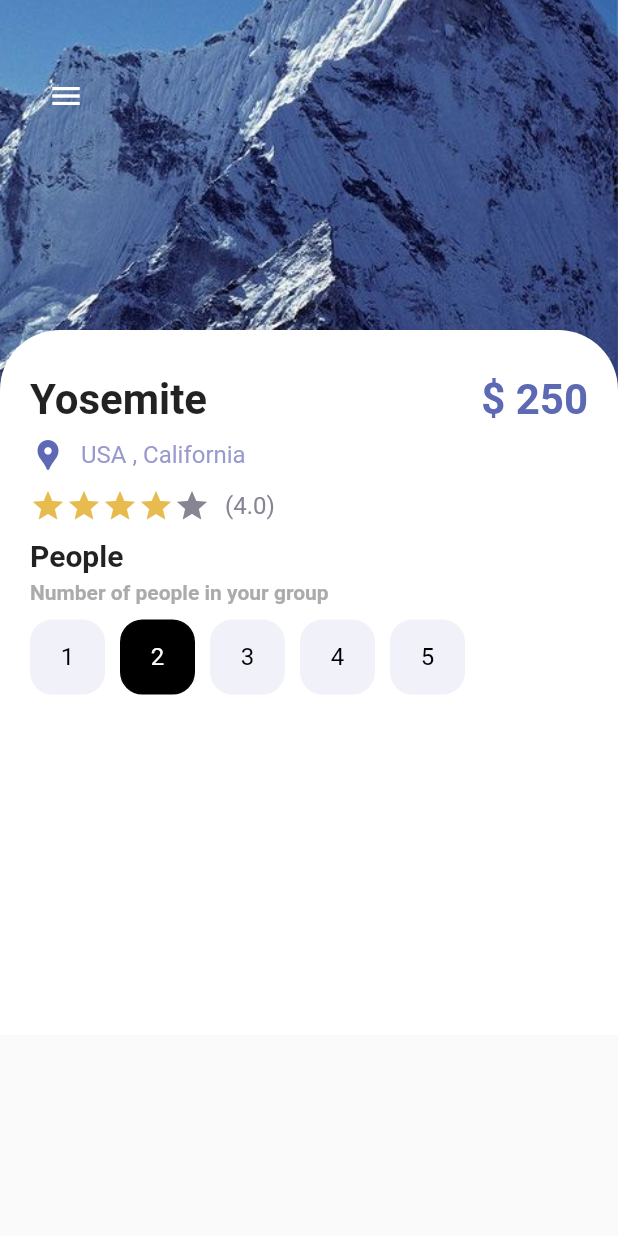
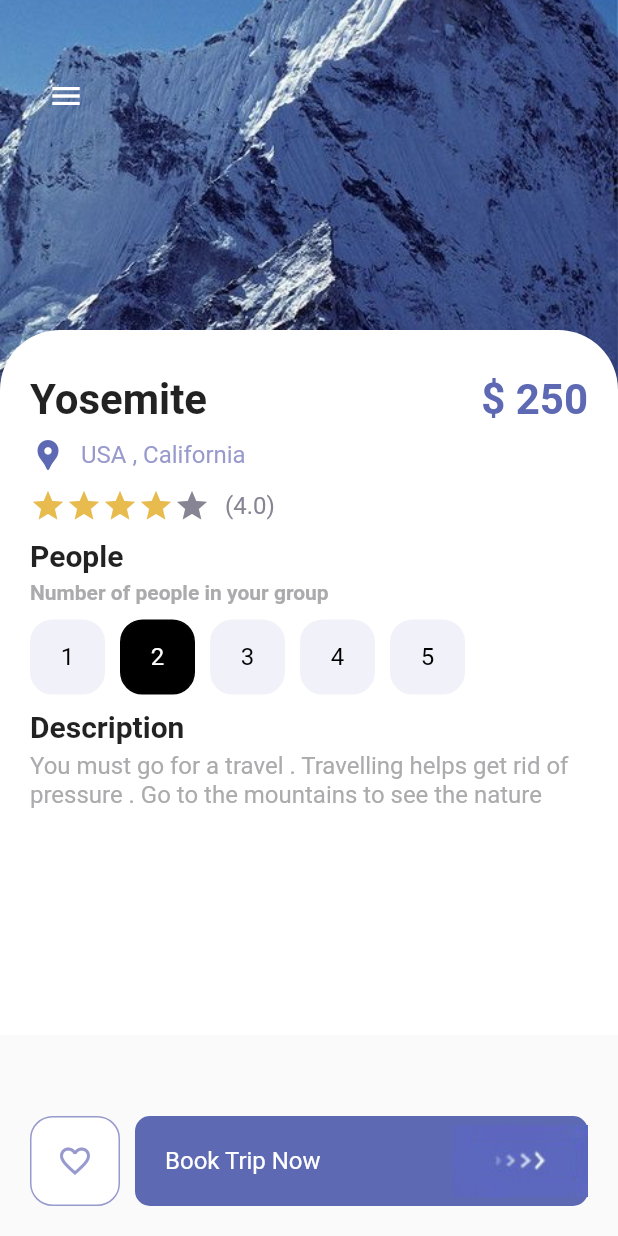
Before and after one commit to javedAJ/travel-app, a Flutter app: the screen it shows after launch, on a phone screen of 412 x 824 dp. Run offline on Flutter 3.47's test engine with Material 2 defaults, Android fonts, the phone set to English and light mode, and no system bars.

Commit message:
Ui completed

```diff
--- a/lib/pages/detail_page.dart
+++ b/lib/pages/detail_page.dart
@@ -3,6 +3,7 @@ import 'package:travel_app/misc/colors.dart';
 import 'package:travel_app/widgets/app_buttons.dart';
 import 'package:travel_app/widgets/app_large_text.dart';
 import 'package:travel_app/widgets/app_text.dart';
+import 'package:travel_app/widgets/responsive_button.dart';
 
 class DetailPage extends StatefulWidget {
   const DetailPage({Key? key}) : super(key: key);
@@ -170,8 +171,49 @@ class _DetailPageState extends State<DetailPage> {
                         },
                       ),
                     ),
+                    const SizedBox(
+                      height: 10,
+                    ),
+                    AppLargeText(
+                      text: 'Description',
+                      color: Colors.black87,
+                      size: 20,
+                    ),
+                    const SizedBox(
+                      height: 5,
+                    ),
+                    Container(
+                      child: AppText(
+                        text:
+                            'You must go for a travel . Travelling helps get rid of pressure . Go to the mountains to see the nature',
+                        color: AppColors.mainTextColor,
+                      ),
+                    ),
                   ],
                 ),
+              ),
+            ),
+            Positioned(
+              bottom: 20,
+              left: 20,
+              right: 20,
+              child: Row(
+                children: [
+                  AppButtons(
+                    color: AppColors.textColor1,
+                    backgroundColor: Colors.white,
+                    borderColor: AppColors.textColor1,
+                    size: 60,
+                    isIcon: true,
+                    icon: Icons.favorite_border,
+                  ),
+                  const SizedBox(
+                    width: 10,
+                  ),
+                  ResponsiveButton(
+                    isResponsive: true,
+                  ),
+                ],
               ),
             ),
           ],
--- a/lib/widgets/responsive_button.dart
+++ b/lib/widgets/responsive_button.dart
@@ -1,5 +1,6 @@
 import 'package:flutter/material.dart';
 import 'package:travel_app/misc/colors.dart';
+import 'package:travel_app/widgets/app_text.dart';
 
 class ResponsiveButton extends StatelessWidget {
   bool? isResponsive;
@@ -8,21 +9,35 @@ class ResponsiveButton extends StatelessWidget {
   ResponsiveButton({
     Key? key,
     this.isResponsive = false,
-    this.width,
+    this.width = 120,
   }) : super(key: key);
 
   @override
   Widget build(BuildContext context) {
-    return Container(
-      width: width,
-      height: 50,
-      decoration: BoxDecoration(
-          borderRadius: BorderRadius.circular(10), color: AppColors.mainColor),
-      child: Row(
-        mainAxisAlignment: MainAxisAlignment.center,
-        children: [
-          Image.asset('img/button-one.png'),
-        ],
+    return Flexible(
+      child: Container(
+        width: isResponsive == true ? double.maxFinite : width,
+        height: 60,
+        decoration: BoxDecoration(
+            borderRadius: BorderRadius.circular(10),
+            color: AppColors.mainColor),
+        child: Row(
+          mainAxisAlignment: isResponsive == true
+              ? MainAxisAlignment.spaceBetween
+              : MainAxisAlignment.center,
+          children: [
+            isResponsive == true
+                ? Container(
+                    margin: const EdgeInsets.only(left: 20),
+                    child: AppText(
+                      text: "Book Trip Now",
+                      color: Colors.white,
+                    ),
+                  )
+                : Container(),
+            Image.asset('img/button-one.png'),
+          ],
+        ),
       ),
     );
   }
```
